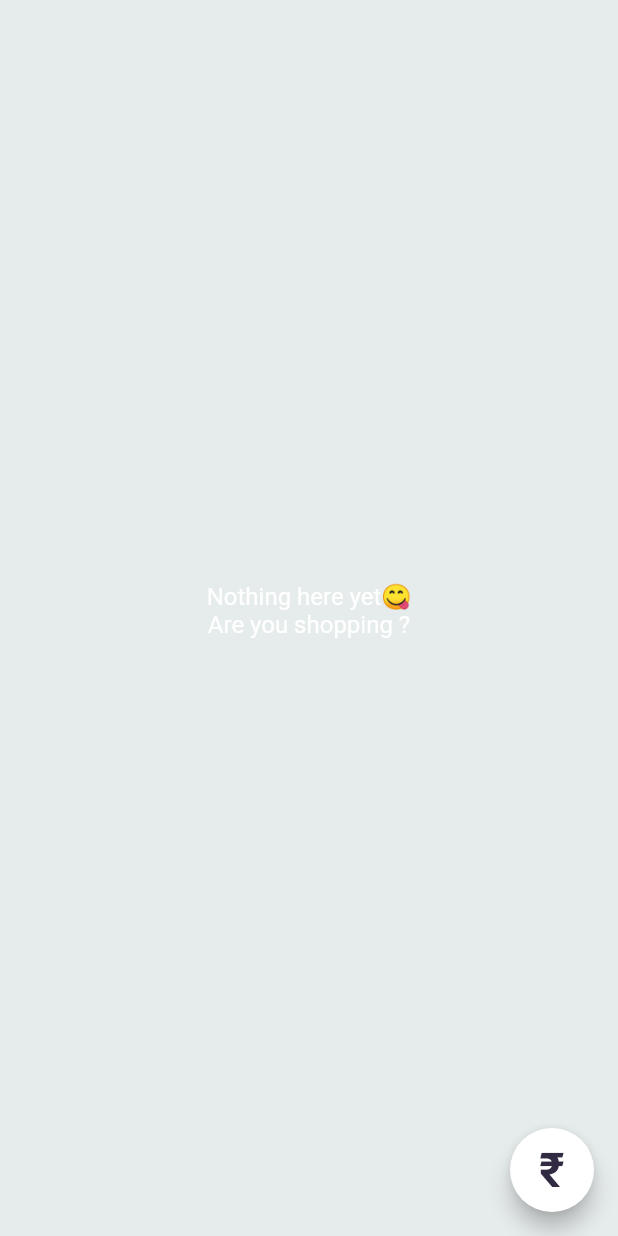
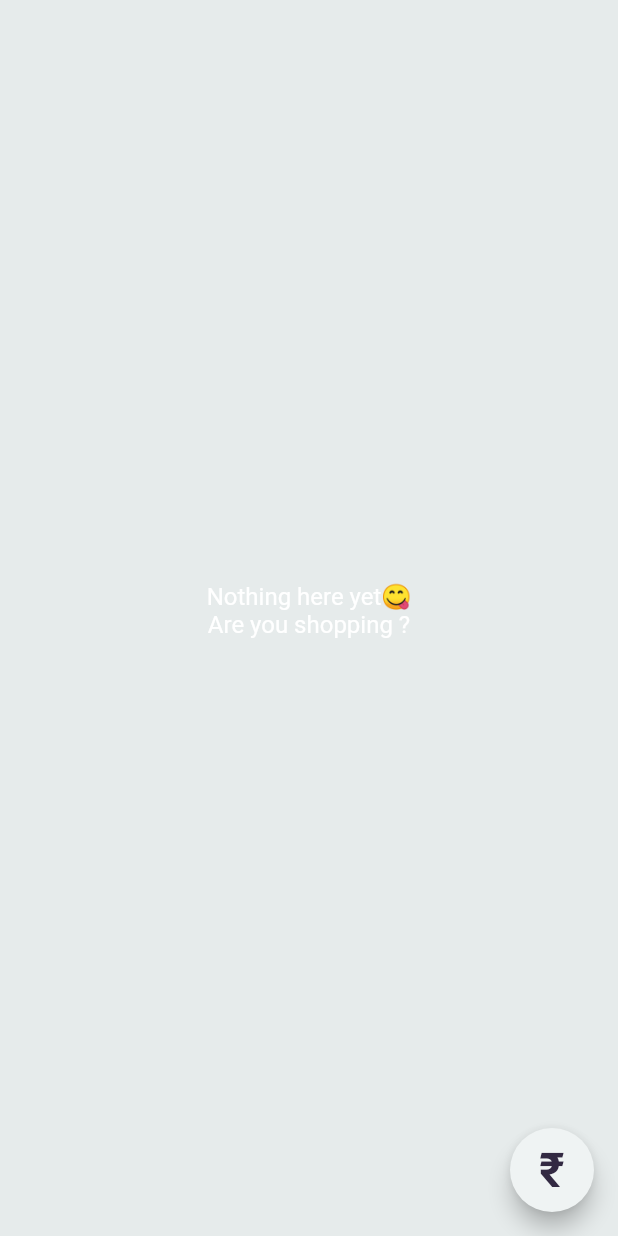
Before and after one commit to maheshj01/Expenses_Flutter_App, a Flutter app: the ExpensePage screen opened by its route, on a phone screen of 412 x 824 dp. Run offline on Flutter 3.47's test engine with Material 2 defaults, Android fonts, the phone set to English and light mode, and no system bars; our stand-ins replace freezed_annotation, rxdart; missing offline and left inert: sqfentity, sqfentity_gen.

Commit message:
update colors and theme

```diff
--- a/lib/constants/strings.dart
+++ b/lib/constants/strings.dart
@@ -5,7 +5,7 @@ const pages = ["LoginPage", "ExpensePage"];
 
 OutlineInputBorder inputBorder = OutlineInputBorder(
     borderRadius: BorderRadius.circular(10),
-    borderSide: BorderSide(color: Colors.black38));
+    borderSide: BorderSide(color: Colors.black38, width: 0.5));
 
 const emptyListMessage = [
   'Nothing here yet😋\nAre you shopping ?',
--- a/lib/pages/expense_page.dart
+++ b/lib/pages/expense_page.dart
@@ -1,6 +1,7 @@
 import 'dart:math';
 
 import 'package:expense_manager/constants/exports.dart';
+import 'package:expense_manager/main.dart';
 import 'package:expense_manager/model/spend.dart';
 import 'package:expense_manager/widgets/bottom_sheet.dart';
 import 'package:expense_manager/widgets/drawer.dart';
@@ -25,6 +26,10 @@ class _ExpensePageState extends State<ExpensePage> {
     return showModalBottomSheet(
         isScrollControlled: true,
         context: context,
+        shape: RoundedRectangleBorder(
+          //the rounded corner is created here
+          borderRadius: BorderRadius.circular(14.0),
+        ),
         builder: (BuildContext builder) {
           return EmBottomSheet(
             onSubmit: (Spend spend) {
@@ -83,7 +88,6 @@ class _ExpensePageState extends State<ExpensePage> {
     return Scaffold(
         resizeToAvoidBottomInset: true,
         floatingActionButton: FloatingActionButton(
-            backgroundColor: ExpenseTheme.floatingBackgroundColor,
             onPressed: () {
               _getExpenseDetails();
             },
@@ -107,10 +111,24 @@ class _ExpensePageState extends State<ExpensePage> {
                                 TextStyle(color: Colors.white, fontSize: 16)))
                     : CustomScrollView(
                         slivers: <Widget>[
-                          SliverPersistentHeader(
-                            delegate: EmSliverAppBar(
-                              child: OverflowBox(
+                          // SliverPersistentHeader(
+                          //   delegate: EmSliverAppBar(
+                          //     child: OverflowBox(
+                          //         maxHeight: 200, child: TotalSpentValue()),
+                          //   ),
+                          // ),
+                          SliverAppBar(
+                            pinned: true,
+                            snap: false,
+                            floating: false,
+                            expandedHeight: 160.0,
+                            flexibleSpace: const FlexibleSpaceBar(
+                              titlePadding: EdgeInsets.only(
+                                  top: kToolbarHeight,
+                                  bottom: kTextTabBarHeight / 2),
+                              title: OverflowBox(
                                   maxHeight: 200, child: TotalSpentValue()),
+                              // background: FlutterLogo(),
                             ),
                           ),
                           SliverList(
@@ -133,7 +151,6 @@ class TotalSpentValue extends StatelessWidget {
   const TotalSpentValue({Key? key}) : super(key: key);
   @override
   Widget build(BuildContext context) {
-    var brightness = MediaQuery.of(context).platformBrightness;
     return Column(
       mainAxisAlignment: MainAxisAlignment.center,
       children: <Widget>[
@@ -143,9 +160,9 @@ class TotalSpentValue extends StatelessWidget {
             return RichText(
                 text: TextSpan(
                     style: TextStyle(
-                        color: brightness == Brightness.dark
-                            ? Colors.black
-                            : Colors.white),
+                        color: ExpenseTheme.isDarkTheme(context)
+                            ? Colors.white
+                            : Colors.black),
                     children: [
                   TextSpan(
                       text: '$rupeeSymbol  ', style: ExpenseTheme.rupeeStyle),
@@ -159,10 +176,14 @@ class TotalSpentValue extends StatelessWidget {
         ),
         Padding(
           padding: const EdgeInsets.symmetric(vertical: 8.0),
-          child: Text("Total Spent",
-              style: TextStyle(
+          child: Text(
+            "Total Spent",
+            style: TextStyle(
                 fontSize: 18,
-              )),
+                color: ExpenseTheme.isDarkTheme(context)
+                    ? Colors.white
+                    : Colors.black),
+          ),
         ),
       ],
     );
--- a/lib/themes/expense_theme.dart
+++ b/lib/themes/expense_theme.dart
@@ -4,19 +4,20 @@ class ExpenseTheme {
   static final Color buttoncolor = Colors.red;
   static final Color bottomSheetBackgroundColor = Colors.grey.shade800;
   static final Color floatingIconColor = Colors.black;
-  static final Color toggleButtonTextColor = Colors.black;
   static final Color floatingBackgroundColor = Colors.white;
   static final Color scaffoldBackgroundColor = Colors.grey.shade900;
   static final Color dismissedRight = Colors.red;
   static final Color dismissedLeft = Colors.grey.shade700;
 
-
   static TextStyle inputTextStyle = TextStyle(
     fontSize: 25,
   );
   static TextStyle rupeeStyle = TextStyle(
-    fontSize: 16,
+    fontSize: 18,
   );
+
+  static bool isDarkTheme(BuildContext context) =>
+      Theme.of(context).brightness == Brightness.dark;
 
   static const _lightFillColor = Colors.black;
   static const _darkFillColor = Colors.white;
@@ -24,10 +25,10 @@ class ExpenseTheme {
   static final Color _darkFocusColor = Colors.white.withOpacity(0.12);
 
   static ThemeData lightThemeData =
-      themeData(lightColorScheme, _lightFocusColor);
-  static ThemeData darkThemeData = themeData(darkColorScheme, _darkFocusColor);
+      _themeData(lightColorScheme, _lightFocusColor);
+  static ThemeData darkThemeData = _themeData(darkColorScheme, _darkFocusColor);
 
-  static ThemeData themeData(ColorScheme colorScheme, Color focusColor) {
+  static ThemeData _themeData(ColorScheme colorScheme, Color focusColor) {
     return ThemeData(
       colorScheme: colorScheme,
       textTheme: _textTheme,
--- a/lib/widgets/bottom_sheet.dart
+++ b/lib/widgets/bottom_sheet.dart
@@ -49,7 +49,6 @@ class _EmBottomSheetState extends State<EmBottomSheet> {
           padding:
               EdgeInsets.only(bottom: MediaQuery.of(context).viewInsets.bottom),
           decoration: BoxDecoration(
-              // color: ExpenseTheme.bottomSheetBackgroundColor,
               borderRadius: BorderRadius.only(
                   topLeft: Radius.circular(20), topRight: Radius.circular(20))),
           child: Column(
@@ -87,7 +86,6 @@ class _EmBottomSheetState extends State<EmBottomSheet> {
               Padding(
                 padding: const EdgeInsets.symmetric(vertical: 16.0),
                 child: ToggleButtons(
-                  fillColor: Colors.grey.shade500,
                   children: <Widget>[
                     for (int i = 0; i < expenseTypes.length; i++)
                       Padding(
@@ -95,8 +93,6 @@ class _EmBottomSheetState extends State<EmBottomSheet> {
                             horizontal: 16.0, vertical: 8.0),
                         child: Text(
                           '${expenseTypes[i].name}'.capitalize(),
-                          style: TextStyle(
-                              color: ExpenseTheme.toggleButtonTextColor),
                         ),
                       ),
                   ],
--- a/lib/widgets/input_field.dart
+++ b/lib/widgets/input_field.dart
@@ -43,7 +43,8 @@ class _EMInputFieldState extends State<EMInputField> {
     return TextField(
       controller: controller,
       textAlign: TextAlign.center,
-      cursorColor: Colors.white,
+      cursorColor: Theme.of(context).colorScheme.primary,
+      cursorWidth: 2.5,
       keyboardType: widget.keyboardType,
       style: ExpenseTheme.inputTextStyle,
       maxLength: widget.maxLength,
@@ -59,10 +60,11 @@ class _EMInputFieldState extends State<EMInputField> {
         prefixText: widget.labelText,
         floatingLabelBehavior: FloatingLabelBehavior.never,
         labelStyle: ExpenseTheme.inputTextStyle,
+        enabledBorder: inputBorder,
         focusedBorder: inputBorder,
         border: inputBorder,
         filled: true,
-        fillColor: Colors.black38,
+        fillColor: Colors.black38.withOpacity(0.1),
       ),
       onTap: () {},
     );
```
Also changed, not shown: 2 other files.
